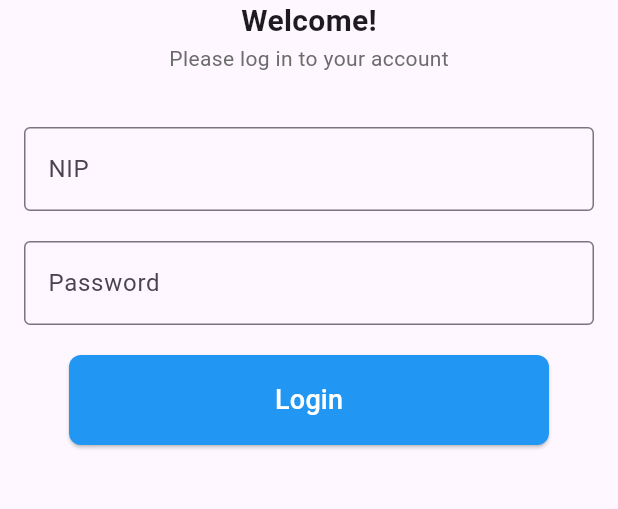
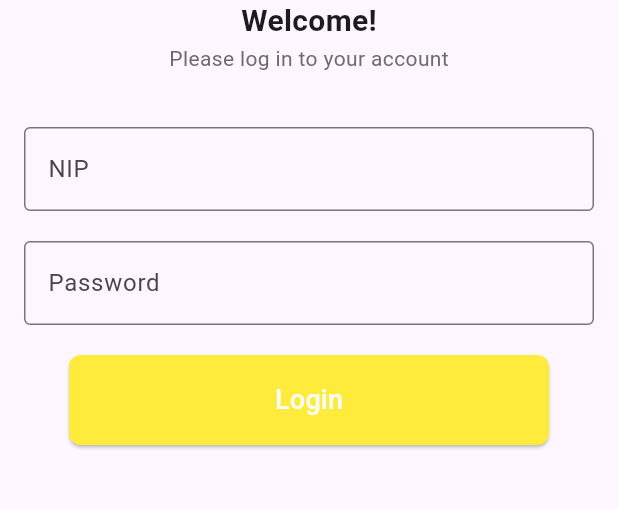
Before and after one commit to Shafirasal/project, a Flutter app: the screen it shows after launch, on a phone screen of 412 x 824 dp, the part 440-949 px from its top. Run offline on Flutter 3.47's test engine with Material 3 defaults, Android fonts, the phone set to English and light mode, and no system bars; Roboto replaces fonts that are missing (Poppins).

Commit message:
ubah warna

```diff
--- a/lib/main.dart
+++ b/lib/main.dart
@@ -106,7 +106,7 @@ class LoginForm extends StatelessWidget {
                 },
                 style: ElevatedButton.styleFrom(
                   backgroundColor: Colors
-                      .blue, // Corrected: Use backgroundColor instead of primary
+                      .yellow, // Corrected: Use backgroundColor instead of primary
                   shape: RoundedRectangleBorder(
                     borderRadius: BorderRadius.circular(8.0), // Rounded corners
                   ),
```
